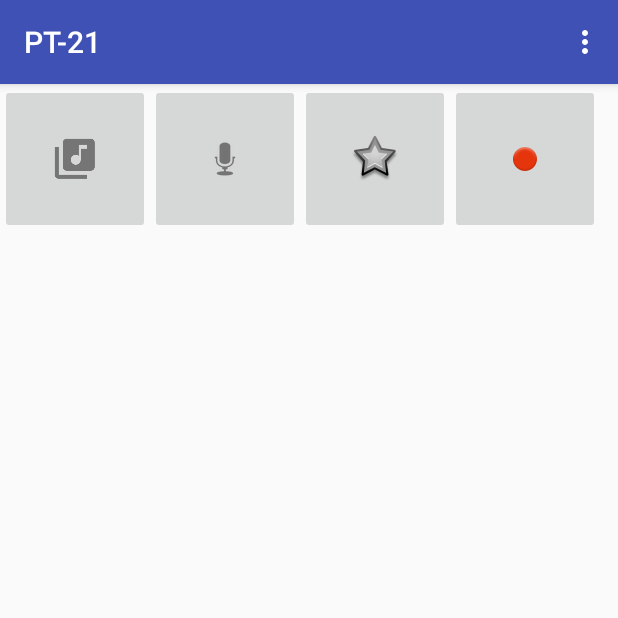
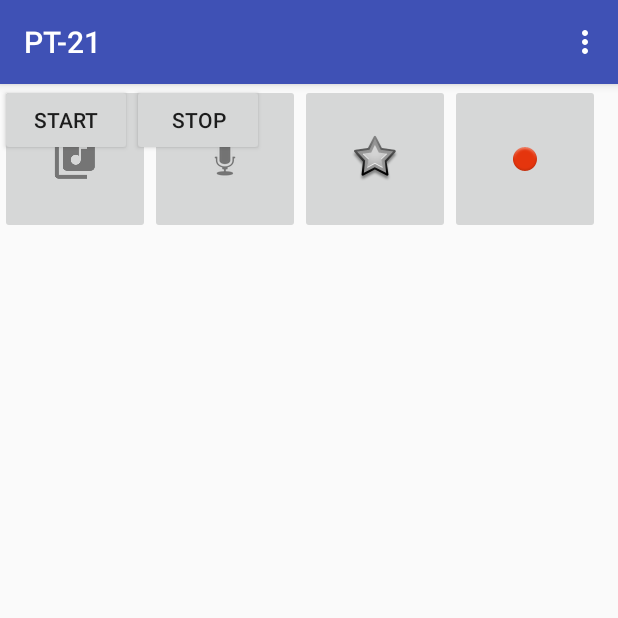
Before and after one commit to damarillom/PT-21-Android, an Android app: the screen it shows after launch (MainActivity), on a phone screen of 412 x 824 dp, the top half of it. Run offline under Robolectric (Android 15) with nearby library versions, the phone set to English and light mode, and no system bars.

Commit message:
sonidos(hay que probarlo) + grabacion (necesita permisos)

```diff
--- a/app/src/main/res/layout/content_main.xml
+++ b/app/src/main/res/layout/content_main.xml
@@ -40,5 +40,26 @@
             app:srcCompat="@drawable/selector4" />
     </LinearLayout>
 
+    <LinearLayout xmlns:android="http://schemas.android.com/apk/res/android"
+        xmlns:app="http://schemas.android.com/apk/res-auto"
+        android:layout_width="match_parent"
+        android:layout_height="match_parent"
+        android:orientation="horizontal">
+
+        <Button
+            android:id="@+id/button"
+            android:layout_width="wrap_content"
+            android:layout_height="wrap_content"
+            android:onClick="startRecording"
+            android:text="START" />
+
+        <Button
+            android:id="@+id/button2"
+            android:layout_width="wrap_content"
+            android:layout_height="wrap_content"
+            android:onClick="stopRecording"
+            android:text="STOP" />
+    </LinearLayout>
+
 
 </android.support.constraint.ConstraintLayout>
```
Also changed, not shown: app/src/main/AndroidManifest.xml (+10 -0 lines), app/src/main/java/com/dam/iam26509397/myapplication/MainActivity.java (+117 -15 lines), 4 other files.
